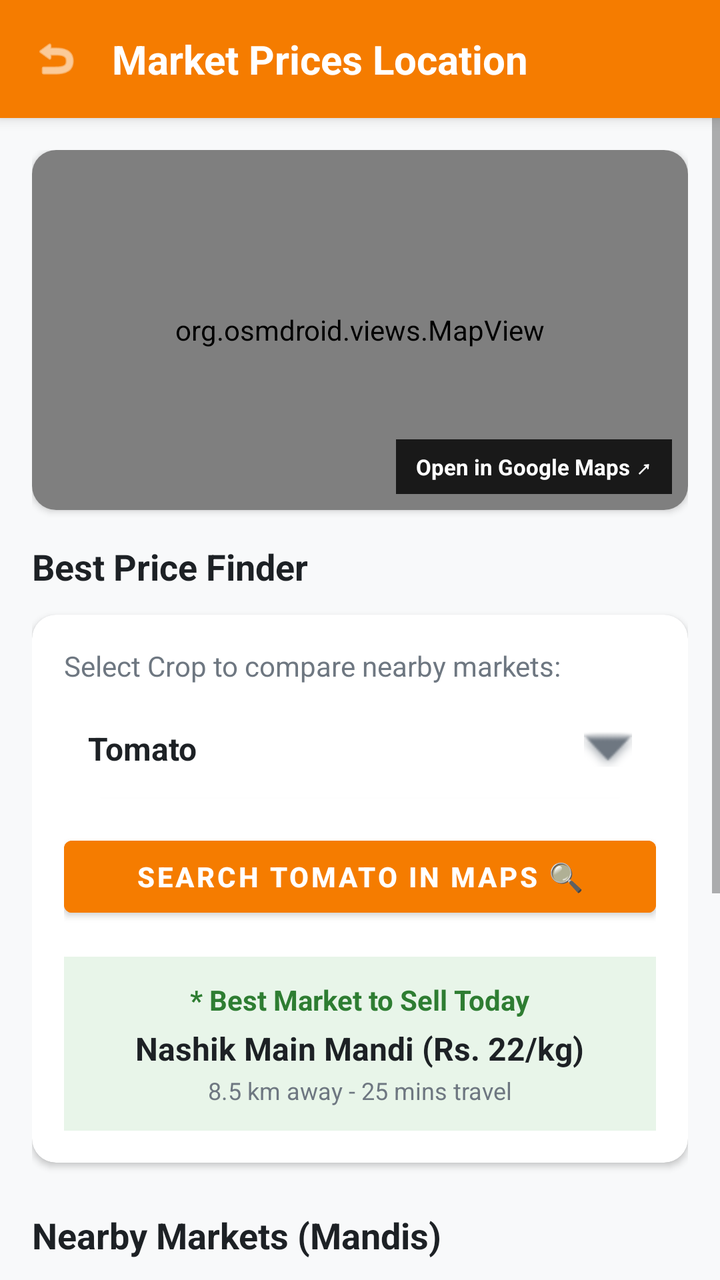
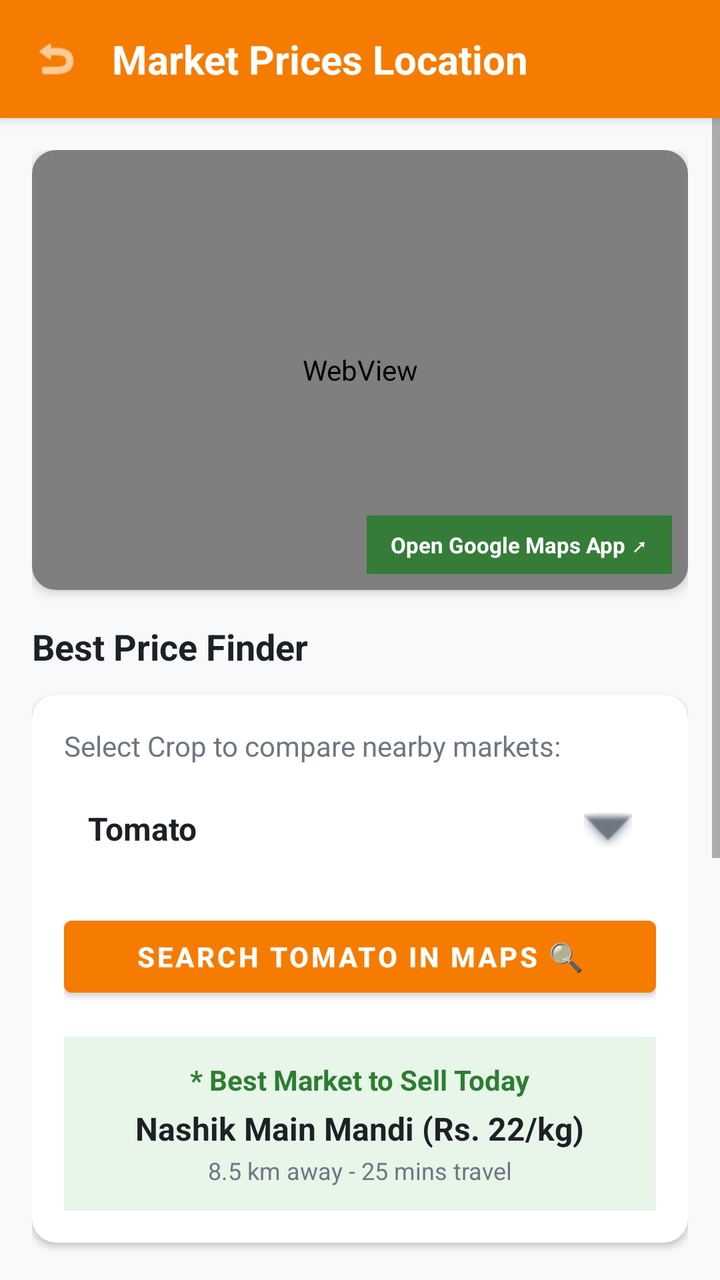

The first picture is an Android layout as it rendered before a commit; the second is the same layout after the commit. The layout source and the unified diff follow.
<!-- AndroidManifest.xml: application theme Theme.AgroAssist -->
<!-- res/layout/activity_market_location.xml -->
<?xml version="1.0" encoding="utf-8"?>
<androidx.constraintlayout.widget.ConstraintLayout 
    xmlns:android="http://schemas.android.com/apk/res/android"
    xmlns:app="http://schemas.android.com/apk/res-auto"
    android:layout_width="match_parent"
    android:layout_height="match_parent"
    android:background="@color/app_background">

    
    <LinearLayout
        android:id="@+id/header"
        android:layout_width="match_parent"
        android:layout_height="wrap_content"
        android:background="#F57C00"
        android:elevation="4dp"
        android:gravity="center_vertical"
        android:orientation="horizontal"
        android:padding="16dp"
        app:layout_constraintTop_toTopOf="parent">

        <ImageView
            android:id="@+id/backButton"
            android:layout_width="24dp"
            android:layout_height="24dp"
            android:src="@android:drawable/ic_menu_revert"
            app:tint="@color/white" />

        <TextView
            android:layout_width="wrap_content"
            android:layout_height="wrap_content"
            android:layout_marginStart="16dp"
            android:text="Market Prices Location"
            android:textColor="@color/white"
            android:textSize="20sp"
            android:textStyle="bold" />
    </LinearLayout>

    <ScrollView
        android:layout_width="match_parent"
        android:layout_height="0dp"
        app:layout_constraintBottom_toBottomOf="parent"
        app:layout_constraintTop_toBottomOf="@id/header"
        android:clipToPadding="false"
        android:paddingBottom="24dp">

        <LinearLayout
            android:layout_width="match_parent"
            android:layout_height="wrap_content"
            android:orientation="vertical"
            android:padding="16dp">

            
            <androidx.cardview.widget.CardView
                android:id="@+id/cardMap"
                android:layout_width="match_parent"
                android:layout_height="180dp"
                android:layout_marginBottom="16dp"
                app:cardCornerRadius="12dp"
                app:cardElevation="2dp">
                
                <FrameLayout android:layout_width="match_parent" android:layout_height="match_parent">
                    <org.osmdroid.views.MapView
                        android:id="@+id/mapView"
                        android:layout_width="match_parent"
                        android:layout_height="match_parent"/>
                        
                    <TextView
                        android:id="@+id/btnOpenGoogleMaps"
                        android:layout_width="wrap_content"
                        android:layout_height="wrap_content"
                        android:layout_gravity="bottom|end"
                        android:layout_margin="8dp"
                        android:background="#CC000000"
                        android:textColor="#FFFFFF"
                        android:textSize="11sp"
                        android:textStyle="bold"
                        android:paddingHorizontal="10dp"
                        android:paddingVertical="6dp"
                        android:text="Open in Google Maps ↗"
                        android:clickable="true"
                        android:focusable="true"/>
                </FrameLayout>
            </androidx.cardview.widget.CardView>

            
            <TextView
                android:layout_width="wrap_content"
                android:layout_height="wrap_content"
                android:text="Best Price Finder"
                android:textColor="@color/text_primary"
                android:textSize="18sp"
                android:textStyle="bold"
                android:layout_marginBottom="12dp"/>

            <androidx.cardview.widget.CardView
                android:layout_width="match_parent"
                android:layout_height="wrap_content"
                android:layout_marginBottom="24dp"
                app:cardCornerRadius="12dp"
                app:cardElevation="2dp">
                
                <LinearLayout
                    android:layout_width="match_parent"
                    android:layout_height="wrap_content"
                    android:orientation="vertical"
                    android:padding="16dp">

                    <TextView android:layout_width="wrap_content" android:layout_height="wrap_content" android:text="Select Crop to compare nearby markets:" android:textColor="@color/text_secondary" android:textSize="14sp" android:layout_marginBottom="8dp"/>
                    
                    
                    <LinearLayout android:id="@+id/btnSelectCrop" android:layout_width="match_parent" android:layout_height="wrap_content" android:orientation="horizontal" android:background="@drawable/bg_card_white" android:padding="12dp" android:gravity="center_vertical" android:layout_marginBottom="16dp" android:elevation="1dp" android:clickable="true" android:focusable="true">
                        <TextView android:id="@+id/tvSelectedCrop" android:layout_width="0dp" android:layout_weight="1" android:layout_height="wrap_content" android:text="Tomato" android:textColor="@color/text_primary" android:textSize="16sp" android:textStyle="bold"/>
                        <ImageView android:layout_width="24dp" android:layout_height="24dp" android:src="@android:drawable/arrow_down_float" app:tint="@color/text_secondary"/>
                    </LinearLayout>

                    <Button
                        android:id="@+id/btnSearchCropMaps"
                        android:layout_width="match_parent"
                        android:layout_height="wrap_content"
                        android:backgroundTint="#F57C00"
                        android:textColor="@color/white"
                        android:textStyle="bold"
                        android:layout_marginBottom="16dp"
                        android:text="Search Tomato in Maps 🔍"
                        android:clickable="true"
                        android:focusable="true"/>

                    
                    <LinearLayout android:id="@+id/btnBestMarketRecommendation" android:layout_width="match_parent" android:layout_height="wrap_content" android:background="#E8F5E9" android:padding="12dp" android:orientation="vertical" android:gravity="center" android:clickable="true" android:focusable="true" android:foreground="?android:attr/selectableItemBackground">
                        <TextView android:layout_width="wrap_content" android:layout_height="wrap_content" android:text="* Best Market to Sell Today" android:textColor="#2E7D32" android:textSize="14sp" android:textStyle="bold"/>
                        <TextView android:id="@+id/tvBestMarketTitle" android:layout_width="wrap_content" android:layout_height="wrap_content" android:text="Nashik Main Mandi (Rs. 22/kg)" android:textColor="@color/text_primary" android:textSize="16sp" android:textStyle="bold" android:layout_marginTop="4dp"/>
                        <TextView android:id="@+id/tvBestMarketDetails" android:layout_width="wrap_content" android:layout_height="wrap_content" android:text="8.5 km away - 25 mins travel" android:textColor="@color/text_secondary" android:textSize="12sp" android:layout_marginTop="2dp"/>
                    </LinearLayout>
                </LinearLayout>
            </androidx.cardview.widget.CardView>

            
            <TextView
                android:layout_width="wrap_content"
                android:layout_height="wrap_content"
                android:text="Nearby Markets (Mandis)"
                android:textColor="@color/text_primary"
                android:textSize="18sp"
                android:textStyle="bold"
                android:layout_marginBottom="12dp"/>

            
            <androidx.cardview.widget.CardView
                android:id="@+id/cardMarket1"
                android:layout_width="match_parent"
                android:layout_height="wrap_content"
                android:layout_marginBottom="12dp"
                app:cardCornerRadius="12dp"
                app:cardElevation="2dp">
                <LinearLayout android:layout_width="match_parent" android:layout_height="wrap_content" android:orientation="vertical" android:padding="16dp">
                    <LinearLayout android:layout_width="match_parent" android:layout_height="wrap_content" android:orientation="horizontal">
                        <LinearLayout android:layout_width="0dp" android:layout_weight="1" android:layout_height="wrap_content" android:orientation="vertical">
                            <TextView android:id="@+id/tvMarket1Title" android:layout_width="wrap_content" android:layout_height="wrap_content" android:text="Nashik Main Mandi" android:textColor="@color/text_primary" android:textStyle="bold" android:textSize="16sp"/>
                            <TextView android:id="@+id/tvMarket1Info" android:layout_width="wrap_content" android:layout_height="wrap_content" android:text="8.5 km - Open" android:textColor="@color/text_secondary" android:textSize="12sp"/>
                        </LinearLayout>
                        <LinearLayout android:layout_width="wrap_content" android:layout_height="wrap_content" android:orientation="vertical" android:gravity="end">
                            <TextView android:id="@+id/tvMarket1Price" android:layout_width="wrap_content" android:layout_height="wrap_content" android:text="Rs. 22/kg" android:textColor="#4CAF50" android:textStyle="bold" android:textSize="18sp"/>
                            <TextView android:id="@+id/tvMarket1PriceChange" android:layout_width="wrap_content" android:layout_height="wrap_content" android:text="+ Rs. 2 (+10%)" android:textColor="#4CAF50" android:textSize="12sp"/>
                        </LinearLayout>
                    </LinearLayout>
                    <View android:layout_width="match_parent" android:layout_height="1dp" android:background="#EEEEEE" android:layout_marginVertical="8dp"/>
                    <LinearLayout android:layout_width="match_parent" android:layout_height="wrap_content" android:orientation="horizontal" android:weightSum="2">
                        <TextView android:id="@+id/tvMarket1High" android:layout_width="0dp" android:layout_weight="1" android:layout_height="wrap_content" android:text="High: Rs. 24/kg" android:textColor="@color/text_secondary" android:textSize="12sp"/>
                        <TextView android:id="@+id/tvMarket1Low" android:layout_width="0dp" android:layout_weight="1" android:layout_height="wrap_content" android:text="Low: Rs. 18/kg" android:textColor="@color/text_secondary" android:textSize="12sp"/>
                    </LinearLayout>
                </LinearLayout>
            </androidx.cardview.widget.CardView>

            
            <androidx.cardview.widget.CardView
                android:id="@+id/cardMarket2"
                android:layout_width="match_parent"
                android:layout_height="wrap_content"
                android:layout_marginBottom="12dp"
                app:cardCornerRadius="12dp"
                app:cardElevation="2dp">
                <LinearLayout android:layout_width="match_parent" android:layout_height="wrap_content" android:orientation="vertical" android:padding="16dp">
                    <LinearLayout android:layout_width="match_parent" android:layout_height="wrap_content" android:orientation="horizontal">
                        <LinearLayout android:layout_width="0dp" android:layout_weight="1" android:layout_height="wrap_content" android:orientation="vertical">
                            <TextView android:id="@+id/tvMarket2Title" android:layout_width="wrap_content" android:layout_height="wrap_content" android:text="Pimpalgaon Baswant" android:textColor="@color/text_primary" android:textStyle="bold" android:textSize="16sp"/>
                            <TextView android:id="@+id/tvMarket2Info" android:layout_width="wrap_content" android:layout_height="wrap_content" android:text="15.2 km - Open" android:textColor="@color/text_secondary" android:textSize="12sp"/>
                        </LinearLayout>
                        <LinearLayout android:layout_width="wrap_content" android:layout_height="wrap_content" android:orientation="vertical" android:gravity="end">
                            <TextView android:id="@+id/tvMarket2Price" android:layout_width="wrap_content" android:layout_height="wrap_content" android:text="Rs. 19/kg" android:textColor="#F57C00" android:textStyle="bold" android:textSize="18sp"/>
                            <TextView android:id="@+id/tvMarket2PriceChange" android:layout_width="wrap_content" android:layout_height="wrap_content" android:text="- Rs. 1 (-5%)" android:textColor="#D32F2F" android:textSize="12sp"/>
                        </LinearLayout>
                    </LinearLayout>
                    <View android:layout_width="match_parent" android:layout_height="1dp" android:background="#EEEEEE" android:layout_marginVertical="8dp"/>
                    <LinearLayout android:layout_width="match_parent" android:layout_height="wrap_content" android:orientation="horizontal" android:weightSum="2">
                        <TextView android:id="@+id/tvMarket2High" android:layout_width="0dp" android:layout_weight="1" android:layout_height="wrap_content" android:text="High: Rs. 21/kg" android:textColor="@color/text_secondary" android:textSize="12sp"/>
                        <TextView android:id="@+id/tvMarket2Low" android:layout_width="0dp" android:layout_weight="1" android:layout_height="wrap_content" android:text="Low: Rs. 17/kg" android:textColor="@color/text_secondary" android:textSize="12sp"/>
                    </LinearLayout>
                </LinearLayout>
            </androidx.cardview.widget.CardView>


        </LinearLayout>
    </ScrollView>
</androidx.constraintlayout.widget.ConstraintLayout>
<!-- resources referenced by this layout -->
<resources>
  <color name="app_background">#F8F9FA</color>
  <color name="text_primary">#1D2125</color>
  <color name="text_secondary">#6E7781</color>
  <color name="white">#FFFFFF</color>
  <!-- drawable bg_card_white (drawable) -->
  <?xml version="1.0" encoding="utf-8"?>
  <shape xmlns:android="http://schemas.android.com/apk/res/android" android:shape="rectangle">
      <solid android:color="#FFFFFF"/>
      <corners android:radius="16dp"/>
  </shape>
  <style name="Theme.AgroAssist" parent="Theme.MaterialComponents.DayNight.NoActionBar">
          <item name="colorPrimary">@color/primary_green</item>
          <item name="colorPrimaryVariant">@color/white</item>
          <item name="colorOnPrimary">@color/white</item>
          <item name="android:statusBarColor">@color/white</item>
          <item name="android:windowLightStatusBar">true</item>
      </style>
  <color name="primary_green">#2E7D32</color>
</resources>

<!-- the commit's change to res/layout/activity_market_location.xml (unified diff, before → after) -->
@@ -53,14 +53,14 @@
             <androidx.cardview.widget.CardView
                 android:id="@+id/cardMap"
                 android:layout_width="match_parent"
-                android:layout_height="180dp"
+                android:layout_height="220dp"
                 android:layout_marginBottom="16dp"
                 app:cardCornerRadius="12dp"
-                app:cardElevation="2dp">
+                app:cardElevation="3dp">
                 
                 <FrameLayout android:layout_width="match_parent" android:layout_height="match_parent">
-                    <org.osmdroid.views.MapView
-                        android:id="@+id/mapView"
+                    <WebView
+                        android:id="@+id/googleMapView"
                         android:layout_width="match_parent"
                         android:layout_height="match_parent"/>
                         
@@ -70,13 +70,13 @@
                         android:layout_height="wrap_content"
                         android:layout_gravity="bottom|end"
                         android:layout_margin="8dp"
-                        android:background="#CC000000"
+                        android:background="#E62E7D32"
                         android:textColor="#FFFFFF"
                         android:textSize="11sp"
                         android:textStyle="bold"
-                        android:paddingHorizontal="10dp"
-                        android:paddingVertical="6dp"
-                        android:text="Open in Google Maps ↗"
+                        android:paddingHorizontal="12dp"
+                        android:paddingVertical="7dp"
+                        android:text="Open Google Maps App ↗"
                         android:clickable="true"
                         android:focusable="true"/>
                 </FrameLayout>
